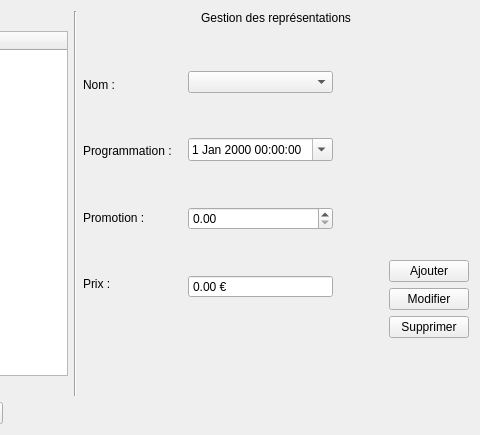
Before: the Qt Designer form gui/Gest_Rep.ui in BennyBellier/Theatre-CEDB-Project, drawn with Qt 5; both pictures show x 555 to 1035 and y 0 to 435 of the 1035 by 435 pixel window.
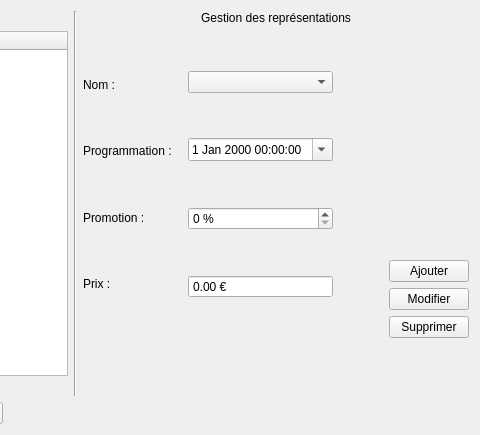
After: the same form once the commit is applied.

Commit message: Implementation mise à jour de l'horloge à la date d'executino

Diff of the .ui file:
```diff
--- a/gui/Gest_Rep.ui
+++ b/gui/Gest_Rep.ui
@@ -347,10 +347,13 @@
                 <enum>QAbstractSpinBox::UpDownArrows</enum>
                </property>
                <property name="suffix">
-                <string/>
+                <string> %</string>
+               </property>
+               <property name="decimals">
+                <number>0</number>
                </property>
                <property name="maximum">
-                <double>1.000000000000000</double>
+                <double>100.000000000000000</double>
                </property>
                <property name="singleStep">
                 <double>0.010000000000000</double>
```
Left out of the diff: 2 changed lines with no effect on the pictures. The commit also changes 1 other file.
